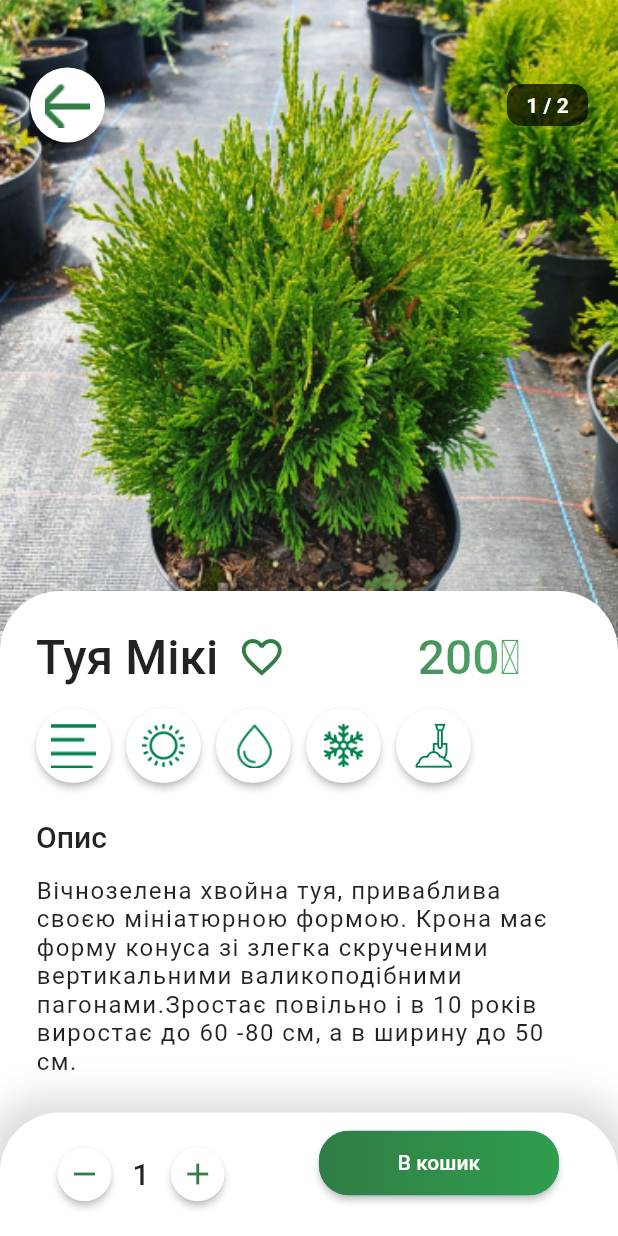
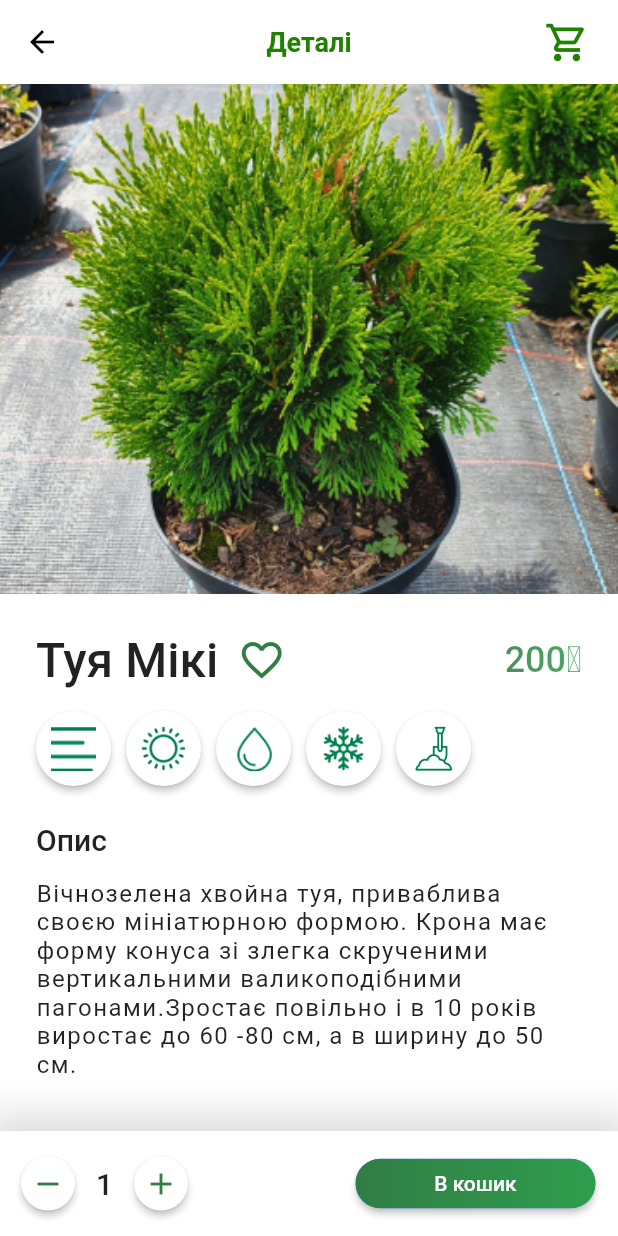
Before and after one commit to koperdasV/plants_store, a Flutter app: the DetailScreen screen opened by its route, on a phone screen of 412 x 824 dp. Run offline on Flutter 3.47's test engine with Material 2 defaults, Android fonts, the light colour scheme and no system bars; our stand-ins replace bloc, cloud_firestore, equatable, firebase_auth, firebase_core, flutter_bloc and 1 more; accounts and stored records are empty.

Commit message:
fix details screen

```diff
--- a/lib/src/ui/details/components/amount_controls.dart
+++ b/lib/src/ui/details/components/amount_controls.dart
@@ -9,10 +9,10 @@ class AmountControls extends StatelessWidget {
 
   @override
   Widget build(BuildContext context) {
-    Size size = MediaQuery.of(context).size;
-    return Positioned(
-      bottom: 0,
+    return SafeArea(
+      bottom: false,
       child: Container(
+        height: 70,
         decoration: const BoxDecoration(
           boxShadow: [
             BoxShadow(
@@ -22,15 +22,9 @@ class AmountControls extends StatelessWidget {
             )
           ],
           color: Colors.white,
-          borderRadius: BorderRadius.only(
-            topLeft: Radius.circular(40),
-            topRight: Radius.circular(40),
-          ),
         ),
-        width: size.width,
-        height: size.height / 10,
         child: Row(
-          mainAxisAlignment: MainAxisAlignment.spaceAround,
+          mainAxisAlignment: MainAxisAlignment.spaceBetween,
           children: [
             Row(
               children: const [
@@ -51,7 +45,6 @@ class AmountControls extends StatelessWidget {
             ),
             const ButtonBuyWidget(
               width: 160,
-              height: 43,
             ),
           ],
         ),
--- a/lib/src/ui/details/details_screen.dart
+++ b/lib/src/ui/details/details_screen.dart
@@ -1,8 +1,10 @@
 import 'package:flutter/material.dart';
 import 'package:plants_store/resources/colors.dart';
+import 'package:plants_store/src/ui/basket/basket_page.dart';
 import 'package:plants_store/src/ui/details/components/amount_controls.dart';
 import 'package:plants_store/src/ui/details/components/description_widget.dart';
 import 'package:plants_store/src/ui/home/components.dart';
+import 'package:plants_store/theme/text_styles.dart';
 import 'package:plants_store/widgets/gradient_text.dart';
 
 class DetailScreen extends StatefulWidget {
@@ -23,66 +25,69 @@ class DetailScreen extends StatefulWidget {
 class _DetailScreenState extends State<DetailScreen> {
   @override
   Widget build(BuildContext context) {
-    Size size = MediaQuery.of(context).size;
     return Scaffold(
-      body: Stack(
+      appBar: AppBar(
+        title: Text(
+          'Деталі',
+          style: get16W600PrimaryColorText(),
+        ),
+        centerTitle: true,
+        actions: [
+          Padding(
+            padding: const EdgeInsets.only(right: 10),
+            child: IconButton(
+              onPressed: () {
+                Navigator.push(
+                  context,
+                  MaterialPageRoute(
+                    builder: (context) => const BasketPage(),
+                  ),
+                );
+              },
+              icon: Icon(
+                Icons.shopping_cart_outlined,
+                color: AppColor.kPrimaryColor,
+                size: 30,
+              ),
+            ),
+          ),
+        ],
+      ),
+      body: Column(
         children: [
-          Positioned(
-            left: 0,
-            right: 0,
-            child: Container(
+          Container(
             width: double.maxFinite,
-              height: 500,
+            height: 340,
             decoration: const BoxDecoration(
               image: DecorationImage(
-                  fit: BoxFit.cover,
+                fit: BoxFit.fitWidth,
                 image: AssetImage('images/plant_details_test.png'),
               ),
             ),
           ),
-          ),
-          Positioned(
-            top: 45,
-            left: 20,
-            right: 20,
-            child: Row(
-              mainAxisAlignment: MainAxisAlignment.spaceBetween,
-              children: [
-                IconWidget(
-                  onPressed: () {},
-                  icon: 'images/arrow_back.png',
-                ),
-                Container(
-                  height: 28,
-                  width: 54,
-                  decoration: BoxDecoration(
-                    color: Colors.black.withOpacity(0.7),
-                    borderRadius: BorderRadius.circular(10),
-                  ),
-                  child: const Center(
-                    child: Text(
-                      '1 / 2',
-                      style: TextStyle(
-                        color: Colors.white,
-                        fontWeight: FontWeight.w600,
-                      ),
-                    ),
-                  ),
-                )
-              ],
-            ),
-          ),
-          Positioned(
-            bottom: 0,
-            child: Container(
-              decoration: const BoxDecoration(
-                borderRadius: BorderRadius.vertical(
-                  top: Radius.circular(40),
-                ),
-                color: Colors.white,
-              ),
-              height: 430,
-              width: size.width,
+          // Row(
+          //   mainAxisAlignment: MainAxisAlignment.spaceBetween,
+          //   children: [
+          //     Container(
+          //       height: 28,
+          //       width: 54,
+          //       decoration: BoxDecoration(
+          //         color: Colors.black.withOpacity(0.7),
+          //         borderRadius: BorderRadius.circular(10),
+          //       ),
+          //       // child: const Center(
+          //       //   child: Text(
+          //       //     '1 / 2',
+          //       //     style: TextStyle(
+          //       //       color: Colors.white,
+          //       //       fontWeight: FontWeight.w600,
+          //       //     ),
+          //       //   ),
+          //       // ),
+          //     )
+          //   ],
+          // ),
+          SizedBox(
             child: Padding(
               padding: const EdgeInsets.symmetric(horizontal: 24),
               child: Column(
@@ -90,6 +95,7 @@ class _DetailScreenState extends State<DetailScreen> {
                   Padding(
                     padding: const EdgeInsets.only(top: 20),
                     child: Row(
+                      mainAxisAlignment: MainAxisAlignment.spaceBetween,
                       children: [
                         Row(
                           children: [
@@ -113,15 +119,12 @@ class _DetailScreenState extends State<DetailScreen> {
                             ),
                           ],
                         ),
-                          Padding(
-                            padding: const EdgeInsets.only(left: 80),
-                            child: GradientText(
+                        GradientText(
                           "200₴",
                           gradient: AppColor.kPrimaryGradient,
                           style: const TextStyle(
-                                fontSize: 32,
+                            fontSize: 24,
                             fontWeight: FontWeight.w500,
-                              ),
                           ),
                         ),
                       ],
@@ -191,10 +194,9 @@ class _DetailScreenState extends State<DetailScreen> {
               ),
             ),
           ),
-          ),
-          const AmountControls(),
         ],
       ),
+      bottomNavigationBar: const AmountControls(),
     );
   }
 }
--- a/lib/src/ui/home/components/button_buy.dart
+++ b/lib/src/ui/home/components/button_buy.dart
@@ -7,7 +7,7 @@ class ButtonBuyWidget extends StatelessWidget {
   const ButtonBuyWidget({
     Key? key,
     this.width = 130,
-    this.height = 30,
+    this.height = 33,
   }) : super(key: key);
 
   final double? width;
@@ -16,7 +16,7 @@ class ButtonBuyWidget extends StatelessWidget {
   @override
   Widget build(BuildContext context) {
     return Padding(
-      padding: const EdgeInsets.only(right: 15, bottom: 15),
+      padding: const EdgeInsets.only(right: 15, bottom: 0),
       child: SizedBox(
         width: width,
         height: height,
--- a/lib/src/ui/home/components/card_name.dart
+++ b/lib/src/ui/home/components/card_name.dart
@@ -64,7 +64,10 @@ class PlantName extends StatelessWidget {
                     ),
                   ),
                 ),
-                const ButtonBuyWidget(),
+                const Padding(
+                  padding: EdgeInsets.only(bottom: 15),
+                  child: ButtonBuyWidget(),
+                ),
               ],
             ),
           ],
--- a/lib/src/ui/main/main_screen_widget.dart
+++ b/lib/src/ui/main/main_screen_widget.dart
@@ -76,9 +76,6 @@ class _MainScreenWidgetState extends State<MainScreenWidget> {
                 color: AppColor.kPrimaryColor,
                 size: 30,
               ),
-              // Image.asset(
-              //   'images/shopping_cart.png',
-              // ),
             ),
           ),
         ],
--- a/lib/theme/text_styles.dart
+++ b/lib/theme/text_styles.dart
@@ -1,4 +1,5 @@
 import 'package:flutter/material.dart';
+import 'package:plants_store/resources/colors.dart';
 
 TextStyle get16W500BlackTextStyle() {
   return const TextStyle(
@@ -22,3 +23,11 @@ TextStyle get14W500WhiteTextButton() {
     fontWeight: FontWeight.w500,
   );
 }
+
+TextStyle get16W600PrimaryColorText() {
+  return TextStyle(
+    fontSize: 18,
+    color: AppColor.kPrimaryColor,
+    fontWeight: FontWeight.w600,
+  );
+}
```
Lines whose indentation alone changed are shown as unchanged.
